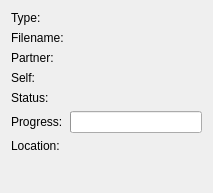
Before: the Qt Designer form src/dcc/transferdetailedinfopanelui.ui in KDE/konversation, drawn with Qt 5.
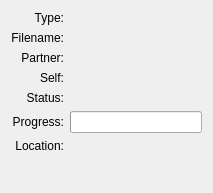
After: the same form once the commit is applied. Custom widgets are drawn as their Qt base class.

Commit message: Better overall alignment by changing the form layout with a grid and right aligned labels.

What changed in the file:
```diff
--- a/src/dcc/transferdetailedinfopanelui.ui
+++ b/src/dcc/transferdetailedinfopanelui.ui
@@ -16,12 +16,15 @@
     <verstretch>0</verstretch>
    </sizepolicy>
   </property>
-  <layout class="QFormLayout" name="formLayout">
+  <layout class="QGridLayout" name="gridLayout">
    <item row="0" column="0">
     <widget class="QLabel" name="textLabel12">
      <property name="text">
       <string>Type:</string>
      </property>
+     <property name="alignment">
+      <set>Qt::AlignRight|Qt::AlignTrailing|Qt::AlignVCenter</set>
+     </property>
      <property name="wordWrap">
       <bool>false</bool>
      </property>
@@ -39,6 +42,9 @@
      <property name="text">
       <string>Filename:</string>
      </property>
+     <property name="alignment">
+      <set>Qt::AlignRight|Qt::AlignTrailing|Qt::AlignVCenter</set>
+     </property>
      <property name="wordWrap">
       <bool>false</bool>
      </property>
@@ -56,6 +62,9 @@
      <property name="text">
       <string>Partner:</string>
      </property>
+     <property name="alignment">
+      <set>Qt::AlignRight|Qt::AlignTrailing|Qt::AlignVCenter</set>
+     </property>
      <property name="wordWrap">
       <bool>false</bool>
      </property>
@@ -73,6 +82,9 @@
      <property name="text">
       <string>Self:</string>
      </property>
+     <property name="alignment">
+      <set>Qt::AlignRight|Qt::AlignTrailing|Qt::AlignVCenter</set>
+     </property>
      <property name="wordWrap">
       <bool>false</bool>
      </property>
@@ -90,6 +102,9 @@
      <property name="text">
       <string>Status:</string>
      </property>
+     <property name="alignment">
+      <set>Qt::AlignRight|Qt::AlignTrailing|Qt::AlignVCenter</set>
+     </property>
      <property name="wordWrap">
       <bool>false</bool>
      </property>
@@ -107,6 +122,9 @@
      <property name="text">
       <string>Progress:</string>
      </property>
+     <property name="alignment">
+      <set>Qt::AlignRight|Qt::AlignTrailing|Qt::AlignVCenter</set>
+     </property>
      <property name="wordWrap">
       <bool>false</bool>
      </property>
@@ -120,6 +138,9 @@
      <property name="text">
       <string>Location:</string>
      </property>
+     <property name="alignment">
+      <set>Qt::AlignRight|Qt::AlignTrailing|Qt::AlignVCenter</set>
+     </property>
      <property name="wordWrap">
       <bool>false</bool>
      </property>
@@ -136,6 +157,19 @@
      </item>
     </layout>
    </item>
+   <item row="7" column="1">
+    <spacer name="verticalSpacer">
+     <property name="orientation">
+      <enum>Qt::Vertical</enum>
+     </property>
+     <property name="sizeHint" stdset="0">
+      <size>
+       <width>20</width>
+       <height>40</height>
+      </size>
+     </property>
+    </spacer>
+   </item>
   </layout>
  </widget>
  <layoutdefault spacing="6" margin="11"/>
```
